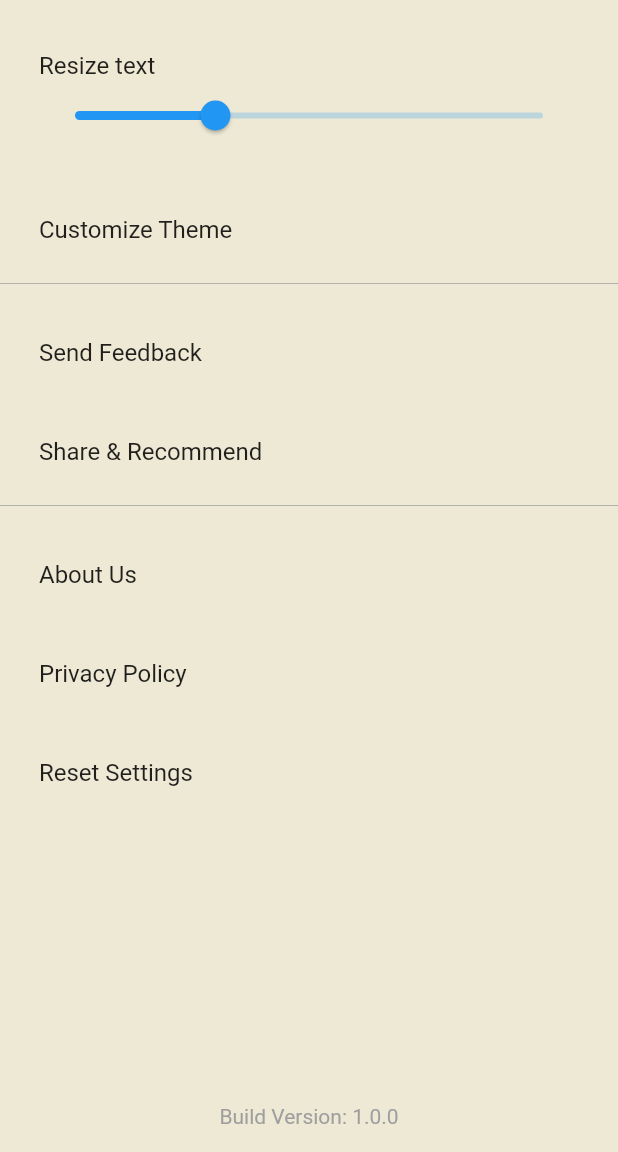
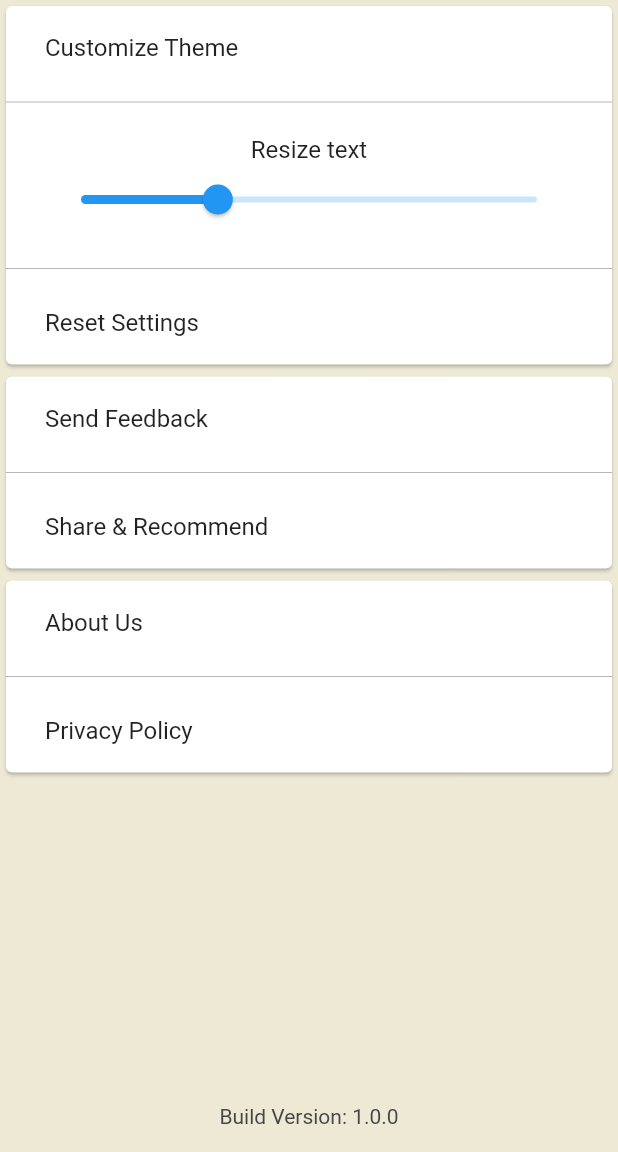
Before and after one commit to quezera97/malaysia_slang, a Flutter app: the screen it shows after launch, after a tap on the "settings" icon, on a phone screen of 412 x 824 dp, the part 84-1236 px from its top. Run offline on Flutter 3.47's test engine with Material 2 defaults, Android fonts, the phone set to English and light mode, and no system bars; our stand-ins replace audioplayers, connectivity_plus, hexcolor, share_plus, shared_preferences; missing offline and left inert: flutter_email_sender, translator.

Commit message:
change setting appearance

```diff
--- a/lib/ui/settings/settings.dart
+++ b/lib/ui/settings/settings.dart
@@ -105,14 +105,34 @@ class _SettingsState extends State<Settings> {
             Container(
               child: ListView(
                 children: [
-                  SizedBox(height: 20),
+
+                  Card(
+                    child: Column(
+                      children: <Widget>[
+                        Padding(
+                          padding: const EdgeInsets.fromLTRB(10, 0, 0, 0),
+                          child: ListTile(
+                            title: Text(
+                              'Customize Theme',
+                              style: TextStyle(fontSize: 16.0),
+                              textAlign: TextAlign.left,
+                            ),
+                            onTap: () {
+                              Navigator.push(context, MaterialPageRoute( builder: (context) => ColorPickerScreen()));
+                            }
+                          ),
+                        ),
+                        Divider(
+                          thickness: 0.5,
+                          color: Colors.grey,
+                        ),
                         Padding(
                           padding: const EdgeInsets.all(10),
                           child: ListTile(
                             title: Text(
                               'Resize text',
                               style: TextStyle(fontSize: _fontSize),
-                        textAlign: TextAlign.left,
+                              textAlign: TextAlign.center,
                             ),
                             subtitle: Slider(
                               value: _fontSize,
@@ -124,55 +144,72 @@ class _SettingsState extends State<Settings> {
                             ),
                           ),
                         ),
+                        Divider(
+                          thickness: 0.5,
+                          color: Colors.grey,
+                        ),
                         Padding(
-                    padding: const EdgeInsets.fromLTRB(10, 10, 0, 0),
+                          padding: const EdgeInsets.fromLTRB(10, 0, 0, 0),
                           child: ListTile(
                             title: Text(
-                        'Customize Theme',
-                        style: TextStyle(fontSize: _fontSize),
+                              'Reset Settings',
+                              style: TextStyle(fontSize: 16.0),
                               textAlign: TextAlign.left,
                             ),
                             onTap: () {
-                        Navigator.push(context, MaterialPageRoute( builder: (context) => ColorPickerScreen()));
-                      }
+                              _prefs.remove('prefsResizeText');
+                              _prefs.remove('prefsAppBarColor');
+                              _loadSelectedTheme();
+                              _loadSliderFontSize();
+                            },
                           ),
                         ),
-                  Divider(
-                    thickness: 0.5,
-                    color: Colors.grey
+                      ]
+                    )
                   ),
+
+                  Card(
+                    child: Column(
+                      children: <Widget>[
                         Padding(
-                    padding: const EdgeInsets.fromLTRB(10, 10, 0, 0),
+                          padding: const EdgeInsets.fromLTRB(10, 0, 0, 0),
                           child: ListTile(
                             title: Text(
                               'Send Feedback',
-                        style: TextStyle(fontSize: _fontSize),
+                              style: TextStyle(fontSize: 16.0),
                               textAlign: TextAlign.left,
                             ),
                             onTap: _feedbackApp,
                           ),
                         ),
+                        Divider(
+                          thickness: 0.5,
+                          color: Colors.grey,
+                        ),
                         Padding(
-                    padding: const EdgeInsets.fromLTRB(10, 10, 0, 0),
+                          padding: const EdgeInsets.fromLTRB(10, 0, 0, 0),
                           child: ListTile(
                             title: Text(
                               'Share & Recommend',
-                        style: TextStyle(fontSize: _fontSize),
+                              style: TextStyle(fontSize: 16.0),
                               textAlign: TextAlign.left,
                             ),
                             onTap: _shareApp,
                           ),
                         ),
-                  Divider(
-                    thickness: 0.5,
-                    color: Colors.grey
+                      ]
                     ),
+                  ),
+
+                  Card(
+                    child: Column(
+                      children: <Widget>[
                         Padding(
-                    padding: const EdgeInsets.fromLTRB(10, 10, 0, 0),
+                          padding: const EdgeInsets.fromLTRB(10, 0, 0, 0),
                           child: ListTile(
                             title: Text(
                               'About Us',
-                        style: TextStyle(fontSize: _fontSize),
+                              style: TextStyle(fontSize: 16.0),
                               textAlign: TextAlign.left,
                             ),
                             onTap: () {
@@ -188,12 +225,16 @@ class _SettingsState extends State<Settings> {
                             },
                           ),
                         ),
+                        Divider(
+                          thickness: 0.5,
+                          color: Colors.grey,
+                        ),
                         Padding(
-                    padding: const EdgeInsets.fromLTRB(10, 10, 0, 0),
+                          padding: const EdgeInsets.fromLTRB(10, 0, 0, 0),
                           child: ListTile(
                             title: Text(
                               'Privacy Policy',
-                        style: TextStyle(fontSize: _fontSize),
+                              style: TextStyle(fontSize: 16.0),
                               textAlign: TextAlign.left,
                             ),
                             onTap: () {
@@ -209,21 +250,8 @@ class _SettingsState extends State<Settings> {
                             },
                           ),
                         ),
-                  Padding(
-                    padding: const EdgeInsets.fromLTRB(10, 10, 0, 0),
-                    child: ListTile(
-                      title: Text(
-                        'Reset Settings',
-                        style: TextStyle(fontSize: _fontSize),
-                        textAlign: TextAlign.left,
-                      ),
-                      onTap: () {
-                        _prefs.remove('prefsResizeText');
-                        _prefs.remove('prefsAppBarColor');
-                        _loadSelectedTheme();
-                        _loadSliderFontSize();
-                      },
-                    ),
+                      ]
+                    )
                   ),
                 ],
               ),
@@ -239,7 +267,7 @@ class _SettingsState extends State<Settings> {
                     'Build Version: 1.0.0',
                     textAlign: TextAlign.center,
                     style: TextStyle(
-                      color: Colors.grey,
+                      color: Color.fromARGB(255, 70, 70, 70),
                     ),
                   ),
                 ),
--- a/lib/ui/splashscreen.dart
+++ b/lib/ui/splashscreen.dart
@@ -10,17 +10,15 @@ class SplashScreen extends StatefulWidget {
 }
 
 class StartState extends State<SplashScreen> {
-  late SharedPreferences _prefs;
 
-  String selectedAppBarHexCode = '#37306B';
+  ImageProvider preloadImage = AssetImage('assets/img/malaysia_flag_1.png');
 
   void initState() {
     super.initState();
-    _loadSelectedTheme();
-    startTime();
+    _startTime();
   }
 
-  startTime() async {
+  _startTime() async {
     SharedPreferences prefs = await SharedPreferences.getInstance();
     await prefs.remove('prefsNegeri');
     await prefs.remove('prefsListNegeri');
@@ -34,26 +32,14 @@ class StartState extends State<SplashScreen> {
         context, MaterialPageRoute(builder: (context) => Dashboard()));
   }
 
+  Widget build(BuildContext context) {
 
-  Future<void> _loadSelectedTheme() async {
-    _prefs = await SharedPreferences.getInstance();
-
-    setState(() {
-      selectedAppBarHexCode = _prefs.getString('prefsAppBarColor') ?? '#37306B';
-    });
-  }
-
-  Widget build(BuildContext context) {
-    return initWidget(context);
-  }
-
-  Widget initWidget(BuildContext context) {
     return Scaffold(
       body: Stack(
         children: [
           Container(
             decoration: BoxDecoration(
-              color: HexColor(selectedAppBarHexCode),
+              color: HexColor('#37306B'),
             ),
           ),
           Center(
@@ -61,30 +47,10 @@ class StartState extends State<SplashScreen> {
               mainAxisAlignment: MainAxisAlignment.center,
               crossAxisAlignment: CrossAxisAlignment.center,
               children: [
-                Image.asset('assets/img/malaysia_flag_1.png'),
-                RichText(
-                  text: TextSpan(
-                    children: <TextSpan>[
-                      TextSpan(
-                          text: 'Slang',
-                          style: TextStyle(
-                              fontSize: 15,
-                              color: Colors.white,
-                              fontFamily: 'PoppinsBold')),
-                      TextSpan(
-                          text: ' - Malay - ',
-                          style: TextStyle(
-                              fontSize: 15,
-                              color: Colors.yellow,
-                              fontFamily: 'PoppinsBold')),
-                      TextSpan(
-                          text: 'English',
-                          style: TextStyle(
-                              fontSize: 15,
-                              color: Colors.white,
-                              fontFamily: 'PoppinsBold')),
-                    ],
-                  ),
+                Image(
+                  image: preloadImage,
+                  // width: 100,
+                  // height: 100,
                 ),
               ],
             ),
```
Also changed, not shown: assets/img/malaysia_flag_1.png. Lines whose indentation alone changed are shown as unchanged.
